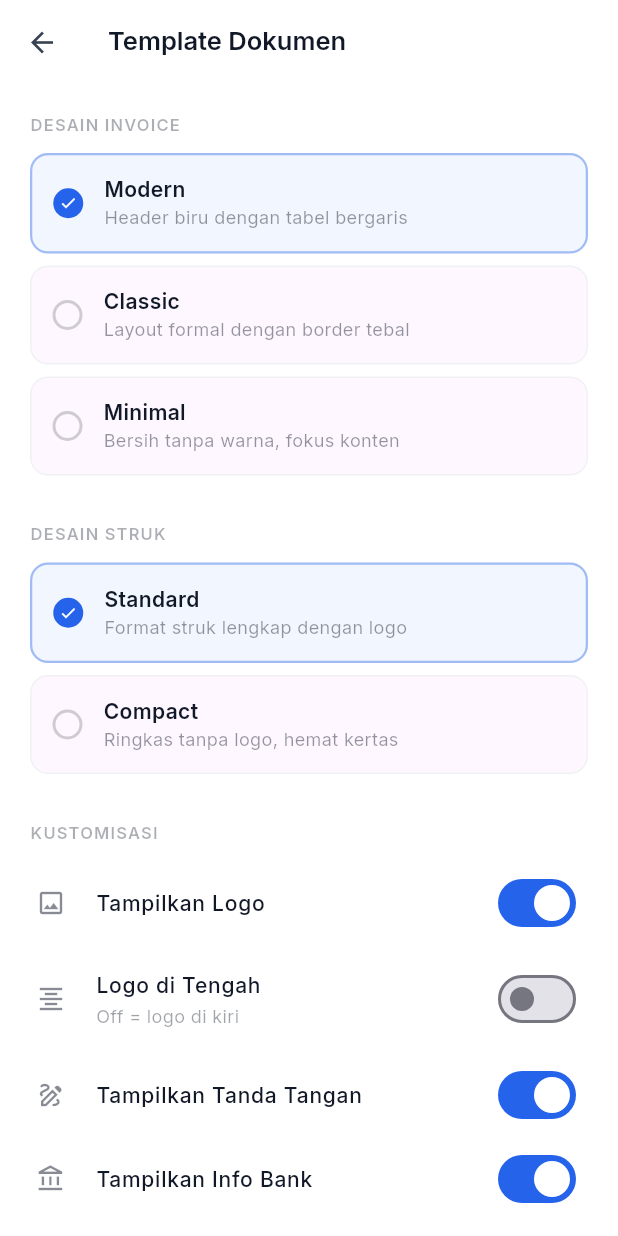
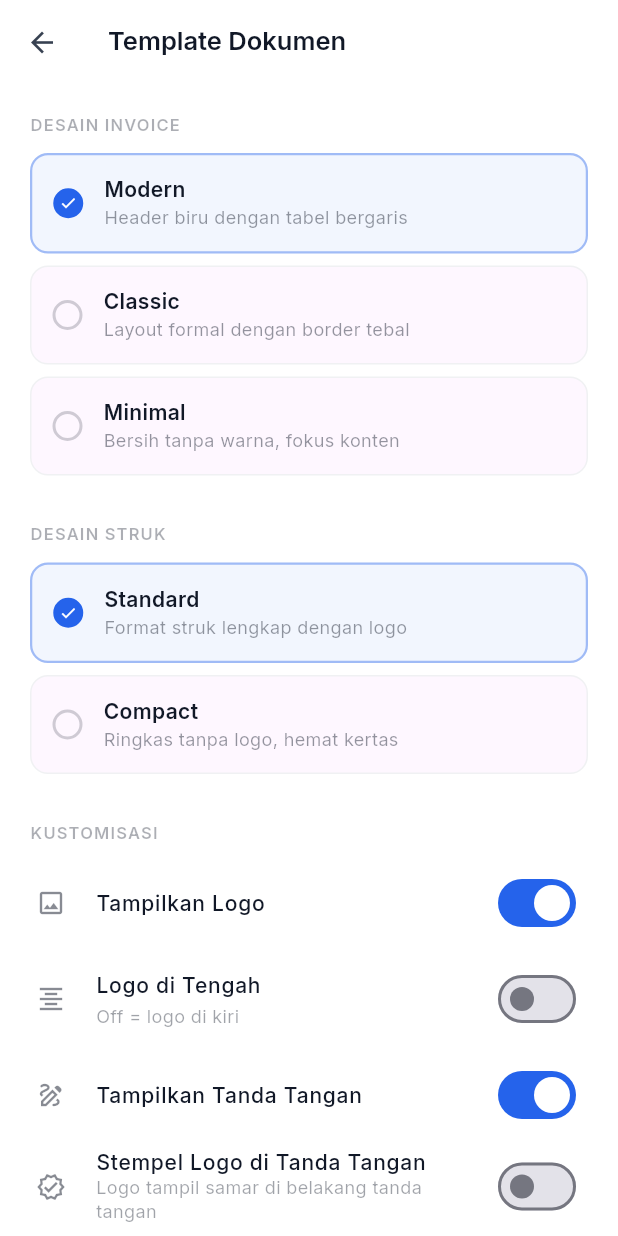
Before and after one commit to mohammadraflyy/faktur_gen, a Flutter app: the _TemplateSubPage screen opened directly with empty values, on a phone screen of 412 x 824 dp. Run offline on Flutter 3.47's test engine with Material 3 defaults, Android fonts, the phone set to English and light mode, and no system bars; our stand-ins replace cloud_firestore, file_picker, firebase_auth, firebase_core, flutter_local_notifications, google_fonts and 8 more; accounts and stored records are empty; network calls fail; statements that could not run were skipped.

Commit message:
feat: logo stamp behind signature
Optional faded logo drawn behind the signature in invoice PDFs, toggled in template settings.

```diff
--- a/lib/models/doc_template_config.dart
+++ b/lib/models/doc_template_config.dart
@@ -26,6 +26,7 @@ class DocTemplateConfig {
   int primaryColorValue; // stored as int (0xAARRGGBB)
   bool showLogo;
   bool showSignature;
+  bool showStamp; // logo as faded stamp behind signature
   bool showBankInfo;
   bool showNpwp;
   bool logoCenter; // true=center, false=left
@@ -36,6 +37,7 @@ class DocTemplateConfig {
     this.primaryColorValue = 0xFF2563EB,
     this.showLogo = true,
     this.showSignature = true,
+    this.showStamp = false,
     this.showBankInfo = true,
     this.showNpwp = true,
     this.logoCenter = false,
@@ -47,6 +49,7 @@ class DocTemplateConfig {
         'primaryColorValue': primaryColorValue,
         'showLogo': showLogo,
         'showSignature': showSignature,
+        'showStamp': showStamp,
         'showBankInfo': showBankInfo,
         'showNpwp': showNpwp,
         'logoCenter': logoCenter,
@@ -65,6 +68,7 @@ class DocTemplateConfig {
       primaryColorValue: m['primaryColorValue'] ?? 0xFF2563EB,
       showLogo: m['showLogo'] ?? true,
       showSignature: m['showSignature'] ?? true,
+      showStamp: m['showStamp'] ?? false,
       showBankInfo: m['showBankInfo'] ?? true,
       showNpwp: m['showNpwp'] ?? true,
       logoCenter: m['logoCenter'] ?? false,
--- a/lib/pages/settings_page.dart
+++ b/lib/pages/settings_page.dart
@@ -1214,6 +1214,13 @@ class _TemplateSubPageState extends State<_TemplateSubPage>
               title: tr('template.show_signature'),
               value: _config.showSignature,
               onChanged: (v) => setState(() => _config.showSignature = v)),
+          if (_config.showSignature)
+            _toggleTile(theme,
+                icon: Icons.verified_outlined,
+                title: tr('template.show_stamp'),
+                subtitle: tr('template.show_stamp_note'),
+                value: _config.showStamp,
+                onChanged: (v) => setState(() => _config.showStamp = v)),
           _toggleTile(theme,
               icon: Icons.account_balance_outlined,
               title: tr('template.show_bank'),
--- a/lib/services/locale_service.dart
+++ b/lib/services/locale_service.dart
@@ -207,6 +207,8 @@ const _strings = <String, List<String>>{
   'template.logo_center': ['Logo di Tengah', 'Center Logo'],
   'template.logo_center_off': ['Off = logo di kiri', 'Off = logo on left'],
   'template.show_signature': ['Tampilkan Tanda Tangan', 'Show Signature'],
+  'template.show_stamp': ['Stempel Logo di Tanda Tangan', 'Logo Stamp on Signature'],
+  'template.show_stamp_note': ['Logo tampil samar di belakang tanda tangan', 'Logo appears faded behind the signature'],
   'template.show_bank': ['Tampilkan Info Bank', 'Show Bank Info'],
   'template.show_npwp': ['Tampilkan NPWP', 'Show Tax ID'],
 
```
Also changed, not shown: lib/services/pdf_service.dart (+27 -7 lines).
